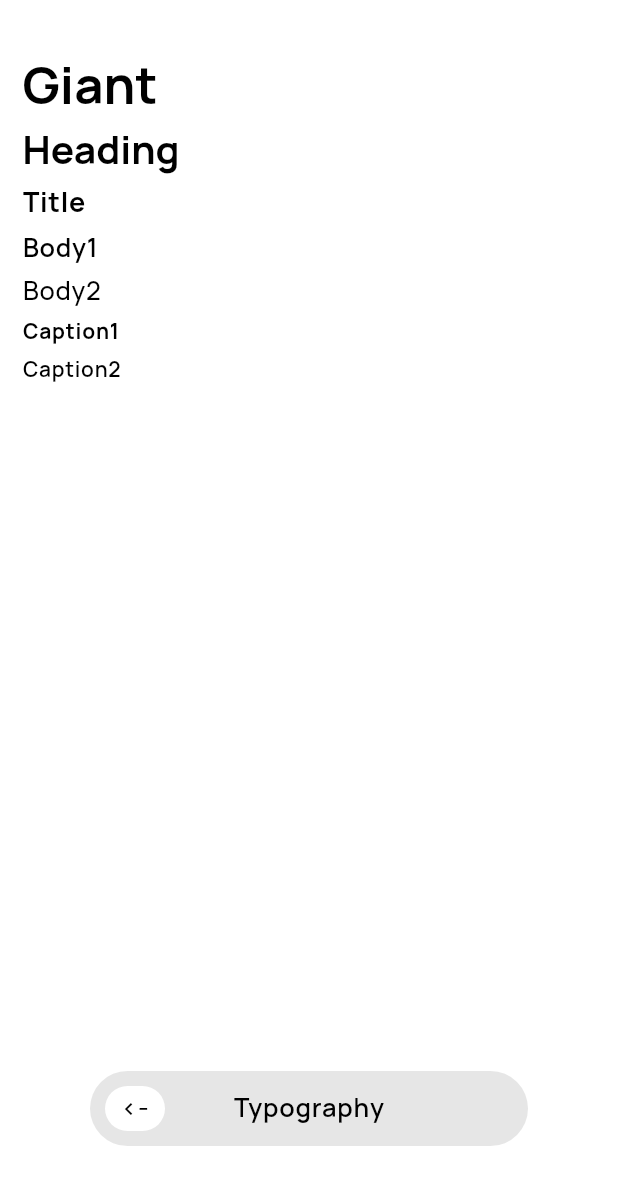
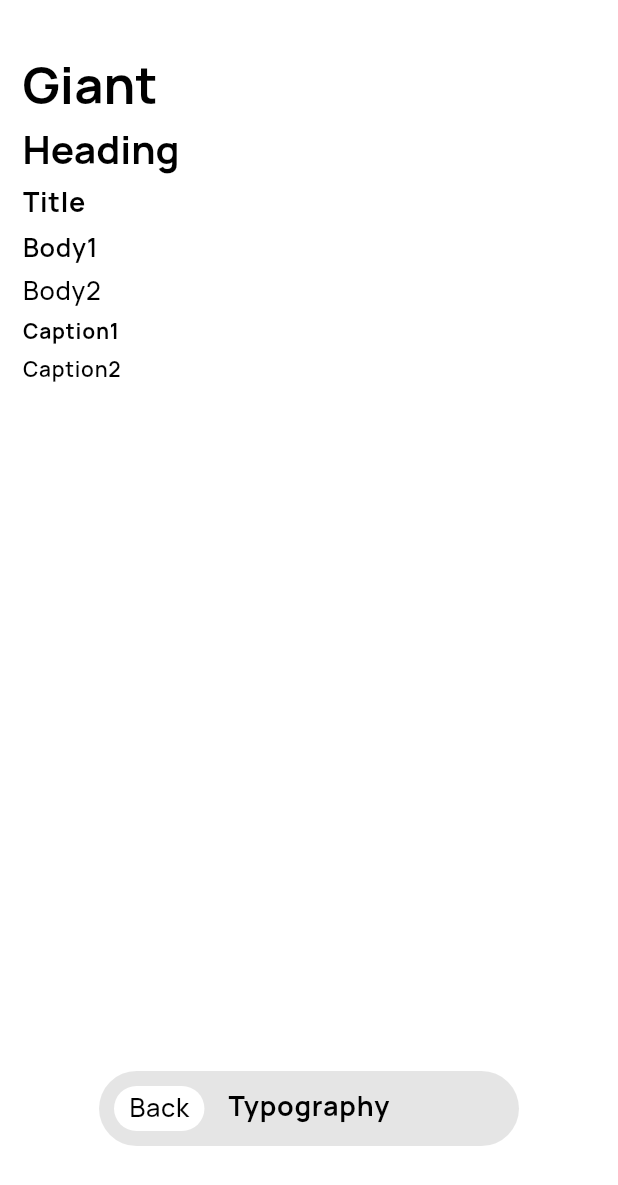
Before and after one commit to parabolahq/locus, a Flutter app: the TypographyScreen screen opened directly, on a phone screen of 412 x 824 dp. Shown: the top 1185 px of the screen. Run offline on Flutter 3.47's test engine with Material 2 defaults, Android fonts, the phone set to English and light mode, and no system bars.

Commit message:
Add color scheme

```diff
--- a/lib/src/components/navigation_bar.dart
+++ b/lib/src/components/navigation_bar.dart
@@ -31,7 +31,7 @@ class _HeroTag {
   int get hashCode => identityHashCode(navigator);
 }
 
-class NavigationBar extends StatelessWidget {
+class NavigationBar extends StatefulWidget {
   final Widget? middle;
   final Object heroTag;
 
@@ -41,35 +41,28 @@ class NavigationBar extends StatelessWidget {
     this.heroTag = kDefaultHeroTag,
   });
 
+  @override
+  State<NavigationBar> createState() => _NavigationBarState();
+}
+
+class _NavigationBarState extends State<NavigationBar> {
   Widget build(BuildContext context) {
     final ModalRoute<dynamic>? parentRoute = ModalRoute.of(context);
     final bool useCloseButton =
         parentRoute is PageRoute<dynamic> && parentRoute.canPop;
 
     return Hero(
-      tag: heroTag == kDefaultHeroTag
+      tag: widget.heroTag == kDefaultHeroTag
           ? _HeroTag(Navigator.of(context))
-          : heroTag,
-      flightShuttleBuilder: (
-        BuildContext flightContext,
-        Animation<double> animation,
-        HeroFlightDirection flightDirection,
-        BuildContext fromHeroContext,
-        BuildContext toHeroContext,
-      ) {
-        return RotationTransition(
-          turns: animation,
-          child: toHeroContext.widget,
-        );
-      },
+          : widget.heroTag,
       child: Container(
         clipBehavior: Clip.antiAlias,
         decoration: BoxDecoration(
           borderRadius: BorderRadius.circular(250),
-          color: Color.fromRGBO(230, 230, 230, 1),
+          color: LocusTheme.of(context).colorScheme.controlsSurface,
         ),
         padding: const EdgeInsets.all(10),
-        constraints: BoxConstraints.expand(height: 50),
+        constraints: BoxConstraints.expand(height: 50, width: 280),
         child: Row(
           children: [
             Expanded(
@@ -80,21 +73,21 @@ class NavigationBar extends StatelessWidget {
                       onTap: () => Navigator.of(context).pop(),
                       child: Container(
                         alignment: Alignment.center,
-                        constraints: BoxConstraints.expand(width: 40),
+                        padding: const EdgeInsets.symmetric(horizontal: 10),
                         decoration: BoxDecoration(
-                          color: LocusColors.white,
+                          color: LocusTheme.of(context).colorScheme.surface,
                           borderRadius: BorderRadius.circular(20),
                         ),
-                        child: Text('<-'),
+                        child: Text('Back'),
                       ),
                     ),
                 ],
               ),
             ),
-            if (middle != null)
+            if (widget.middle != null)
               DefaultTextStyle(
-                style: LocusTheme.of(context).typography.body1,
-                child: middle!,
+                style: LocusTheme.of(context).typography.title,
+                child: widget.middle!,
               ),
             Expanded(
               child: Row(
--- a/lib/src/components/scaffold.dart
+++ b/lib/src/components/scaffold.dart
@@ -16,7 +16,7 @@ class LocusScaffold extends StatelessWidget {
     final theme = LocusTheme.of(context);
     return DecoratedBox(
       decoration: BoxDecoration(
-        color: theme.backgroundColor,
+        color: theme.colorScheme.surface,
       ),
       child: Stack(
         children: [
@@ -25,8 +25,6 @@ class LocusScaffold extends StatelessWidget {
             Container(
               padding: EdgeInsets.only(
                 bottom: MediaQuery.of(context).padding.bottom + 60,
-                left: 60,
-                right: 60,
               ),
               alignment: Alignment.bottomCenter,
               child: navigationBar,
--- a/lib/src/core/colors.dart
+++ b/lib/src/core/colors.dart
@@ -1,6 +1,51 @@
+import 'package:flutter/foundation.dart';
 import 'package:flutter/painting.dart';
+import 'package:flutter/services.dart';
+import 'package:locus/src/core/theme.dart';
 
 class LocusColors {
   static const Color white = Color.fromRGBO(255, 255, 255, 1);
   static const Color black = Color.fromRGBO(0, 0, 0, 1);
+  static const Color grey = Color.fromRGBO(127, 127, 127, 1);
 }
+
+class LocusColorScheme with Diagnosticable {
+  final Color onSurface, surface, controlsSurface;
+
+  LocusColorScheme.raw({
+    required this.onSurface,
+    required this.surface,
+    required this.controlsSurface,
+  });
+
+  double get luminance => surface.computeLuminance();
+
+  factory LocusColorScheme.fromTheme(LocusThemeData data) {
+    final bright = data.brightness == Brightness.light;
+
+    return LocusColorScheme.raw(
+      onSurface: bright ? LocusColors.black : LocusColors.white,
+      surface: bright ? LocusColors.white : LocusColors.black,
+      controlsSurface: bright
+          ? LocusColors.grey.withOpacity(.2)
+          : LocusColors.white.withOpacity(.2),
+    );
+  }
+
+  @override
+  void debugFillProperties(DiagnosticPropertiesBuilder properties) {
+    super.debugFillProperties(properties);
+    properties.add(ColorProperty('controlsBackground', controlsSurface));
+    properties.add(ColorProperty('surface', surface));
+    properties.add(ColorProperty('onSurface', onSurface));
+  }
+
+  static LocusColorScheme lerp(
+      LocusColorScheme a, LocusColorScheme b, double t) {
+    return LocusColorScheme.raw(
+      onSurface: Color.lerp(a.onSurface, b.onSurface, t)!,
+      surface: Color.lerp(a.surface, b.surface, t)!,
+      controlsSurface: Color.lerp(a.controlsSurface, b.controlsSurface, t)!,
+    );
+  }
+}
--- a/lib/src/core/theme.dart
+++ b/lib/src/core/theme.dart
@@ -52,41 +52,27 @@ class _InheritedLocusTheme extends InheritedTheme {
 }
 
 class LocusThemeData with Diagnosticable {
-  final Color backgroundColor;
-  final Color? _foregroundColor;
-  final Brightness? _brightness;
+  final Brightness brightness;
   final LocusTypography? _typography;
+  final LocusColorScheme? _colorScheme;
 
   const LocusThemeData({
-    this.backgroundColor = LocusColors.white,
-    Color? foregroundColor,
-    Brightness? brightness,
+    this.brightness = Brightness.light,
     LocusTypography? typography,
-  })  : _brightness = brightness,
-        _foregroundColor = foregroundColor,
-        _typography = typography;
-
-  Brightness get brightness {
-    return _brightness ??
-        (backgroundColor.computeLuminance() > .5
-            ? Brightness.light
-            : Brightness.dark);
-  }
-
-  Color get foregroundColor {
-    return _foregroundColor ??
-        (brightness == Brightness.dark ? LocusColors.white : LocusColors.black);
-  }
+    LocusColorScheme? colorScheme,
+  })  : _typography = typography,
+        _colorScheme = colorScheme;
 
   LocusTypography get typography =>
       _typography ?? LocusTypography.fromTheme(this);
 
+  LocusColorScheme get colorScheme =>
+      _colorScheme ?? LocusColorScheme.fromTheme(this);
+
   @override
   void debugFillProperties(DiagnosticPropertiesBuilder properties) {
     super.debugFillProperties(properties);
-    properties.add(ColorProperty('backgroundColor', backgroundColor));
-    properties.add(ColorProperty('foregroundColor', _foregroundColor));
-    properties.add(EnumProperty<Brightness?>('brightness', _brightness));
+    properties.add(EnumProperty<Brightness?>('brightness', brightness));
     properties
         .add(DiagnosticsProperty<LocusTypography?>('typography', _typography));
   }
--- a/lib/src/core/typography.dart
+++ b/lib/src/core/typography.dart
@@ -31,10 +31,10 @@ class LocusTypography with Diagnosticable {
 
     return LocusTypography.raw(
       fontFamily: fontFamily,
-      color: data.foregroundColor,
+      color: data.colorScheme.onSurface,
       // Body/Regular set as [DefaultTextStyle] in [LocusTheme]
       body2: TextStyle(
-        color: data.foregroundColor,
+        color: data.colorScheme.onSurface,
         fontFamily: fontFamily,
         package: 'locus',
         fontWeight: FontWeight.w500,
@@ -43,7 +43,7 @@ class LocusTypography with Diagnosticable {
         height: 1.1,
       ),
       body1: TextStyle(
-        color: data.foregroundColor,
+        color: data.colorScheme.onSurface,
         fontWeight: FontWeight.w600,
         fontFamily: fontFamily,
         fontSize: 17,
@@ -52,7 +52,7 @@ class LocusTypography with Diagnosticable {
         height: 1.1,
       ),
       title: TextStyle(
-        color: data.foregroundColor,
+        color: data.colorScheme.onSurface,
         fontWeight: FontWeight.w700,
         fontSize: 18,
         package: 'locus',
@@ -61,7 +61,7 @@ class LocusTypography with Diagnosticable {
         height: 1.1,
       ),
       heading: TextStyle(
-        color: data.foregroundColor,
+        color: data.colorScheme.onSurface,
         fontWeight: FontWeight.w700,
         fontSize: 26,
         package: 'locus',
@@ -70,7 +70,7 @@ class LocusTypography with Diagnosticable {
         height: 1.1,
       ),
       giant: TextStyle(
-        color: data.foregroundColor,
+        color: data.colorScheme.onSurface,
         fontWeight: FontWeight.w700,
         fontSize: 34,
         package: 'locus',
@@ -79,7 +79,7 @@ class LocusTypography with Diagnosticable {
         height: 1.1,
       ),
       caption2: TextStyle(
-        color: data.foregroundColor,
+        color: data.colorScheme.onSurface,
         fontWeight: FontWeight.w600,
         fontFamily: fontFamily,
         fontSize: 14,
@@ -88,7 +88,7 @@ class LocusTypography with Diagnosticable {
         height: 1.1,
       ),
       caption1: TextStyle(
-        color: data.foregroundColor,
+        color: data.colorScheme.onSurface,
         fontWeight: FontWeight.w700,
         fontFamily: fontFamily,
         fontSize: 14,
```
